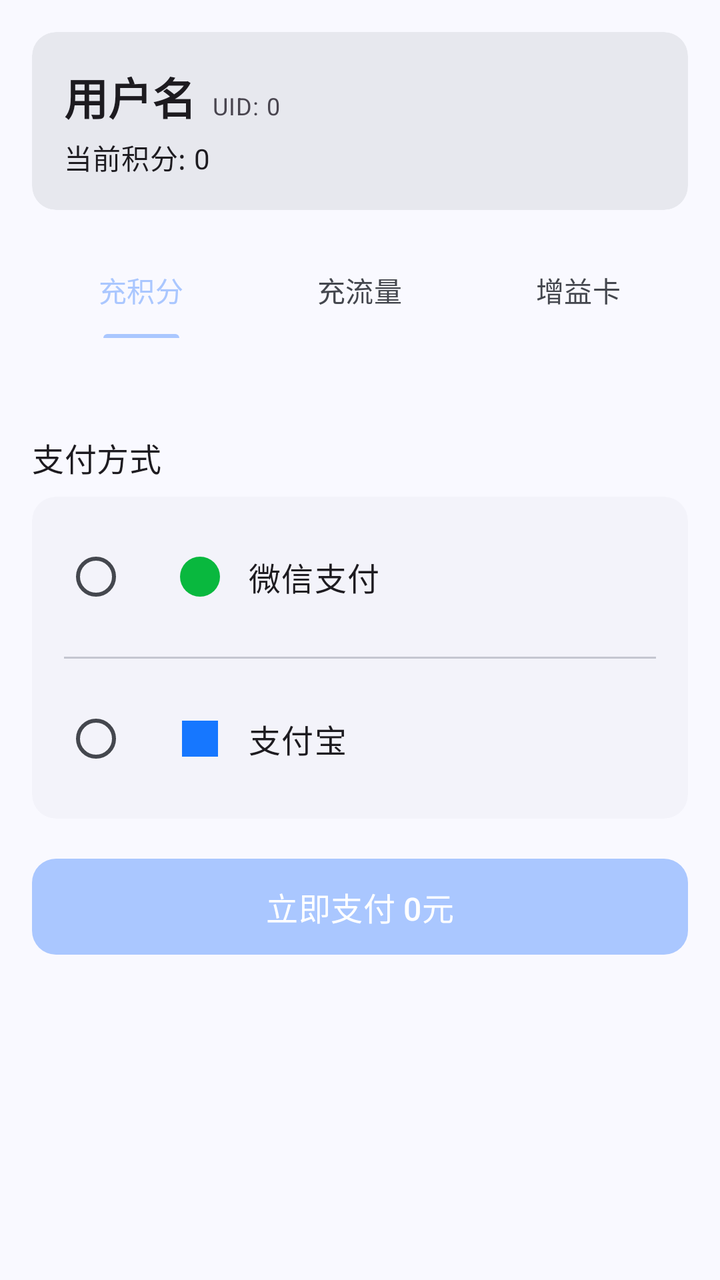
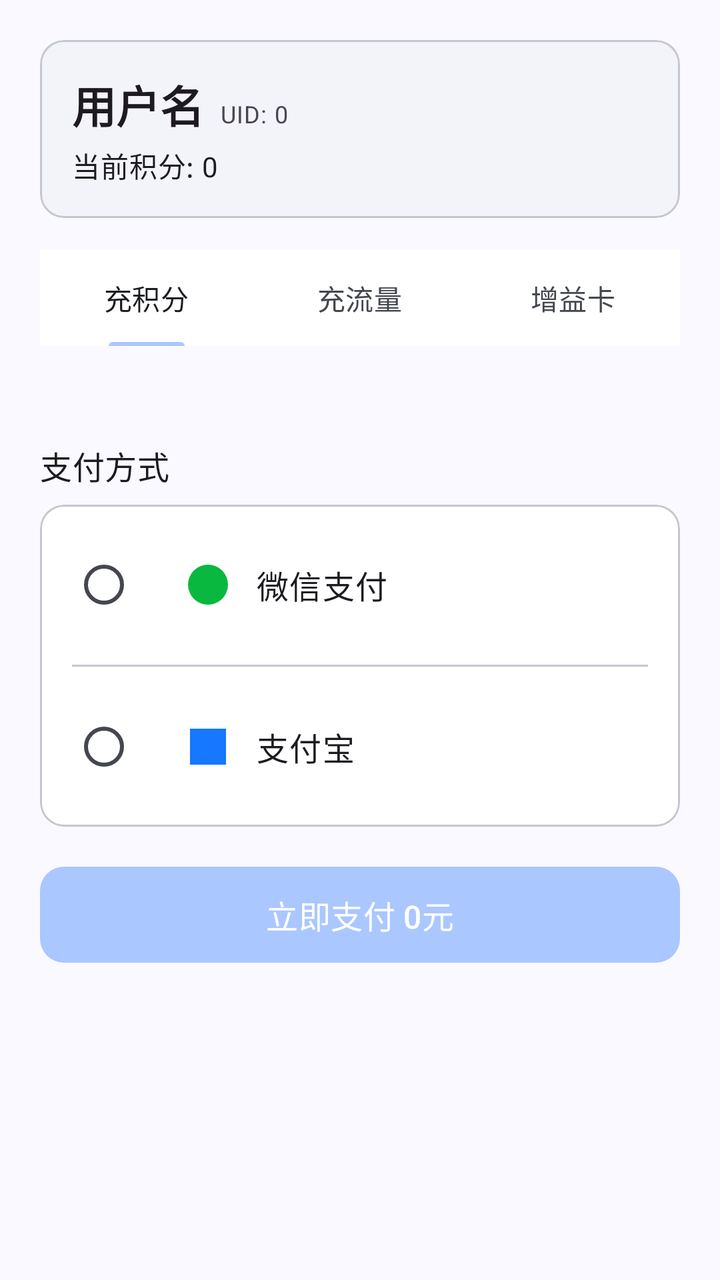

Compare the two renders of this Android layout. The source of the first and the diff that turns it into the second are given below.
<!-- AndroidManifest.xml: application theme Theme.Simpfun -->
<!-- res/layout/fragment_recharge_layout.xml -->
<?xml version="1.0" encoding="utf-8"?>
<androidx.core.widget.NestedScrollView xmlns:android="http://schemas.android.com/apk/res/android"
    xmlns:app="http://schemas.android.com/apk/res-auto"
    android:layout_width="match_parent"
    android:layout_height="match_parent"
    android:background="@color/md_theme_background">

    <LinearLayout
        android:layout_width="match_parent"
        android:layout_height="wrap_content"
        android:orientation="vertical"
        android:padding="16dp"
        android:paddingTop="0dp">

        <com.google.android.material.card.MaterialCardView
            android:layout_width="match_parent"
            android:layout_height="wrap_content"
            style="?attr/materialCardViewFilledStyle"
            app:cardBackgroundColor="@color/md_theme_surfaceContainerHigh"
            android:layout_marginBottom="16dp"
            android:layout_marginTop="0dp">

            <LinearLayout
                android:layout_width="match_parent"
                android:layout_height="wrap_content"
                android:orientation="vertical"
                android:padding="16dp">

                <LinearLayout
                    android:layout_width="match_parent"
                    android:layout_height="wrap_content"
                    android:orientation="horizontal"
                    android:gravity="bottom">
                    <TextView
                        android:id="@+id/tv_username"
                        android:layout_width="wrap_content"
                        android:layout_height="wrap_content"
                        android:text="用户名"
                        android:textAppearance="?attr/textAppearanceTitleLarge"
                        android:textStyle="bold" />
                    <TextView
                        android:id="@+id/tv_uid"
                        android:layout_width="wrap_content"
                        android:layout_height="wrap_content"
                        android:layout_marginStart="8dp"
                        android:text="UID: 0"
                        android:textAppearance="?attr/textAppearanceBodySmall" />
                </LinearLayout>

                <TextView
                    android:id="@+id/tv_current_point"
                    android:layout_width="wrap_content"
                    android:layout_height="wrap_content"
                    android:layout_marginTop="4dp"
                    android:text="当前积分: 0"
                    android:textAppearance="?attr/textAppearanceBodyMedium" />

                <TextView
                    android:id="@+id/tv_double_sign_card"
                    android:layout_width="wrap_content"
                    android:layout_height="wrap_content"
                    android:layout_marginTop="2dp"
                    android:text="双倍积分卡: 未生效"
                    android:textAppearance="?attr/textAppearanceBodySmall"
                    android:visibility="gone" />

                <TextView
                    android:id="@+id/tv_auto_sign_card"
                    android:layout_width="wrap_content"
                    android:layout_height="wrap_content"
                    android:layout_marginTop="2dp"
                    android:text="自动签到卡: 未生效"
                    android:textAppearance="?attr/textAppearanceBodySmall"
                    android:visibility="gone" />
            </LinearLayout>
        </com.google.android.material.card.MaterialCardView>

        
        <com.google.android.material.tabs.TabLayout
            android:id="@+id/tab_category"
            android:layout_width="match_parent"
            android:layout_height="wrap_content"
            android:layout_marginBottom="16dp"
            app:tabMode="fixed"
            app:tabIndicatorHeight="2dp"
            android:background="@android:color/transparent">
            <com.google.android.material.tabs.TabItem
                android:layout_width="wrap_content"
                android:layout_height="wrap_content"
                android:text="充积分" />
            <com.google.android.material.tabs.TabItem
                android:layout_width="wrap_content"
                android:layout_height="wrap_content"
                android:text="充流量" />
            <com.google.android.material.tabs.TabItem
                android:layout_width="wrap_content"
                android:layout_height="wrap_content"
                android:text="增益卡" />
        </com.google.android.material.tabs.TabLayout>

        
        <FrameLayout
            android:layout_width="match_parent"
            android:layout_height="wrap_content">

            
            <TextView
                android:id="@+id/tv_under_construction"
                android:layout_width="match_parent"
                android:layout_height="200dp"
                android:gravity="center"
                android:text="页面正在施工"
                android:textAppearance="?attr/textAppearanceTitleMedium"
                android:visibility="gone" />

            
            <LinearLayout
                android:id="@+id/layout_recharge_points"
                android:layout_width="match_parent"
                android:layout_height="wrap_content"
                android:orientation="vertical">

                
                <androidx.recyclerview.widget.RecyclerView
                    android:id="@+id/recycler_tiers"
                    android:layout_width="match_parent"
                    android:layout_height="wrap_content"
                    android:nestedScrollingEnabled="false"
                    android:layout_marginBottom="16dp" />

                
                <androidx.recyclerview.widget.RecyclerView
                    android:id="@+id/recycler_modes"
                    android:layout_width="match_parent"
                    android:layout_height="wrap_content"
                    android:nestedScrollingEnabled="false"
                    android:layout_marginBottom="16dp" />

                
                <TextView
                    android:layout_width="wrap_content"
                    android:layout_height="wrap_content"
                    android:text="支付方式"
                    android:textAppearance="?attr/textAppearanceTitleMedium"
                    android:layout_marginBottom="8dp"/>

                
                <com.google.android.material.card.MaterialCardView
                    android:layout_width="match_parent"
                    android:layout_height="wrap_content"
                    style="?attr/materialCardViewFilledStyle"
                    app:cardBackgroundColor="@color/md_theme_surfaceContainerLow"
                    android:layout_marginBottom="16dp">

                    <LinearLayout
                        android:layout_width="match_parent"
                        android:layout_height="wrap_content"
                        android:orientation="vertical">

                        
                        <LinearLayout
                            android:id="@+id/btn_wechat_pay"
                            android:layout_width="match_parent"
                            android:layout_height="wrap_content"
                            android:orientation="horizontal"
                            android:gravity="center_vertical"
                            android:padding="16dp"
                            android:background="?attr/selectableItemBackground"
                            android:clickable="true"
                            android:focusable="true">

                            <RadioButton
                                android:id="@+id/radio_wechat"
                                android:layout_width="wrap_content"
                                android:layout_height="wrap_content"
                                android:clickable="false"
                                android:focusable="false" />

                            <ImageView
                                android:layout_width="24dp"
                                android:layout_height="24dp"
                                android:src="@drawable/ic_wechat"
                                android:layout_marginStart="8dp" />

                            <TextView
                                android:id="@+id/tv_wechat_name"
                                android:layout_width="match_parent"
                                android:layout_height="wrap_content"
                                android:layout_marginStart="12dp"
                                android:text="微信支付"
                                android:textAppearance="?attr/textAppearanceBodyLarge" />
                        </LinearLayout>

                        <View
                            android:layout_width="match_parent"
                            android:layout_height="1dp"
                            android:background="?attr/colorOutlineVariant"
                            android:layout_marginStart="16dp"
                            android:layout_marginEnd="16dp" />

                        
                        <LinearLayout
                            android:id="@+id/btn_alipay"
                            android:layout_width="match_parent"
                            android:layout_height="wrap_content"
                            android:orientation="horizontal"
                            android:gravity="center_vertical"
                            android:padding="16dp"
                            android:background="?attr/selectableItemBackground"
                            android:clickable="true"
                            android:focusable="true">

                            <RadioButton
                                android:id="@+id/radio_alipay"
                                android:layout_width="wrap_content"
                                android:layout_height="wrap_content"
                                android:clickable="false"
                                android:focusable="false" />

                            <ImageView
                                android:layout_width="24dp"
                                android:layout_height="24dp"
                                android:src="@drawable/ic_alipay"
                                android:layout_marginStart="8dp" />

                            <TextView
                                android:id="@+id/tv_alipay_name"
                                android:layout_width="match_parent"
                                android:layout_height="wrap_content"
                                android:layout_marginStart="12dp"
                                android:text="支付宝"
                                android:textAppearance="?attr/textAppearanceBodyLarge" />
                        </LinearLayout>
                    </LinearLayout>
                </com.google.android.material.card.MaterialCardView>

                
                <com.google.android.material.button.MaterialButton
                    android:id="@+id/btn_pay"
                    android:layout_width="match_parent"
                    android:layout_height="56dp"
                    android:text="立即支付 0元"
                    app:cornerRadius="12dp"
                    android:textAppearance="?attr/textAppearanceTitleMedium"
                    android:layout_marginBottom="16dp" />
            </LinearLayout>

            
            <LinearLayout
                android:id="@+id/layout_recharge_traffic"
                android:layout_width="match_parent"
                android:layout_height="wrap_content"
                android:orientation="vertical"
                android:visibility="gone">

                <TextView
                    android:layout_width="wrap_content"
                    android:layout_height="wrap_content"
                    android:text="选择实例"
                    android:textAppearance="?attr/textAppearanceTitleMedium"
                    android:layout_marginBottom="8dp" />

                <com.google.android.material.card.MaterialCardView
                    android:layout_width="match_parent"
                    android:layout_height="wrap_content"
                    style="?attr/materialCardViewFilledStyle"
                    app:cardBackgroundColor="@color/md_theme_surfaceContainerLow"
                    android:layout_marginBottom="16dp">

                    <LinearLayout
                        android:layout_width="match_parent"
                        android:layout_height="wrap_content"
                        android:orientation="vertical"
                        android:padding="16dp">

                        <Spinner
                            android:id="@+id/spinner_traffic_instance"
                            android:layout_width="match_parent"
                            android:layout_height="wrap_content" />

                        <TextView
                            android:id="@+id/tv_traffic_instance_summary"
                            android:layout_width="match_parent"
                            android:layout_height="wrap_content"
                            android:layout_marginTop="8dp"
                            android:text="请先选择需要充值流量的实例"
                            android:textAppearance="?attr/textAppearanceBodySmall" />
                    </LinearLayout>
                </com.google.android.material.card.MaterialCardView>

                <TextView
                    android:layout_width="wrap_content"
                    android:layout_height="wrap_content"
                    android:text="选择流量包"
                    android:textAppearance="?attr/textAppearanceTitleMedium"
                    android:layout_marginBottom="8dp" />

                <androidx.recyclerview.widget.RecyclerView
                    android:id="@+id/recycler_traffic_packages"
                    android:layout_width="match_parent"
                    android:layout_height="wrap_content"
                    android:nestedScrollingEnabled="false"
                    android:layout_marginBottom="12dp" />

                <TextView
                    android:layout_width="match_parent"
                    android:layout_height="wrap_content"
                    android:text="购买后将直接从当前积分中扣除。支持 1 / 3 / 10 / 30 G 流量包。"
                    android:textAppearance="?attr/textAppearanceBodySmall"
                    android:layout_marginBottom="16dp" />

                <com.google.android.material.button.MaterialButton
                    android:id="@+id/btn_buy_traffic"
                    android:layout_width="match_parent"
                    android:layout_height="56dp"
                    android:text="立即购买 0积分"
                    app:cornerRadius="12dp"
                    android:textAppearance="?attr/textAppearanceTitleMedium"
                    android:layout_marginBottom="16dp" />
            </LinearLayout>

            
            <LinearLayout
                android:id="@+id/layout_recharge_cards"
                android:layout_width="match_parent"
                android:layout_height="wrap_content"
                android:orientation="vertical"
                android:visibility="gone">

                <TextView
                    android:layout_width="wrap_content"
                    android:layout_height="wrap_content"
                    android:text="选择增益卡"
                    android:textAppearance="?attr/textAppearanceTitleMedium"
                    android:layout_marginBottom="8dp" />

                <androidx.recyclerview.widget.RecyclerView
                    android:id="@+id/recycler_card_types"
                    android:layout_width="match_parent"
                    android:layout_height="wrap_content"
                    android:nestedScrollingEnabled="false"
                    android:layout_marginBottom="16dp" />

                <TextView
                    android:layout_width="wrap_content"
                    android:layout_height="wrap_content"
                    android:text="选择时长"
                    android:textAppearance="?attr/textAppearanceTitleMedium"
                    android:layout_marginBottom="8dp" />

                <androidx.recyclerview.widget.RecyclerView
                    android:id="@+id/recycler_card_tiers"
                    android:layout_width="match_parent"
                    android:layout_height="wrap_content"
                    android:nestedScrollingEnabled="false"
                    android:layout_marginBottom="16dp" />

                <TextView
                    android:layout_width="wrap_content"
                    android:layout_height="wrap_content"
                    android:text="充值模式"
                    android:textAppearance="?attr/textAppearanceTitleMedium"
                    android:layout_marginBottom="8dp" />

                <androidx.recyclerview.widget.RecyclerView
                    android:id="@+id/recycler_card_modes"
                    android:layout_width="match_parent"
                    android:layout_height="wrap_content"
                    android:nestedScrollingEnabled="false"
                    android:layout_marginBottom="16dp" />

                <TextView
                    android:layout_width="wrap_content"
                    android:layout_height="wrap_content"
                    android:text="支付方式"
                    android:textAppearance="?attr/textAppearanceTitleMedium"
                    android:layout_marginBottom="8dp" />

                <com.google.android.material.card.MaterialCardView
                    android:layout_width="match_parent"
                    android:layout_height="wrap_content"
                    style="?attr/materialCardViewFilledStyle"
                    app:cardBackgroundColor="@color/md_theme_surfaceContainerLow"
                    android:layout_marginBottom="16dp">

                    <LinearLayout
                        android:layout_width="match_parent"
                        android:layout_height="wrap_content"
                        android:orientation="vertical">

                        <LinearLayout
                            android:id="@+id/btn_wechat_pay_card"
                            android:layout_width="match_parent"
                            android:layout_height="wrap_content"
                            android:orientation="horizontal"
                            android:gravity="center_vertical"
                            android:padding="16dp"
                            android:background="?attr/selectableItemBackground"
                            android:clickable="true"
                            android:focusable="true">

                            <RadioButton
                                android:id="@+id/radio_wechat_card"
                                android:layout_width="wrap_content"
                                android:layout_height="wrap_content"
                                android:clickable="false"
                                android:focusable="false" />

                            <ImageView
                                android:layout_width="24dp"
                                android:layout_height="24dp"
                                android:src="@drawable/ic_wechat"
                                android:layout_marginStart="8dp" />

                            <TextView
                                android:id="@+id/tv_wechat_name_card"
                                android:layout_width="match_parent"
                                android:layout_height="wrap_content"
                                android:layout_marginStart="12dp"
                                android:text="微信支付"
                                android:textAppearance="?attr/textAppearanceBodyLarge" />
                        </LinearLayout>

                        <View
                            android:layout_width="match_parent"
                            android:layout_height="1dp"
                            android:background="?attr/colorOutlineVariant"
                            android:layout_marginStart="16dp"
                            android:layout_marginEnd="16dp" />

                        <LinearLayout
                            android:id="@+id/btn_alipay_card"
                            android:layout_width="match_parent"
                            android:layout_height="wrap_content"
                            android:orientation="horizontal"
                            android:gravity="center_vertical"
                            android:padding="16dp"
                            android:background="?attr/selectableItemBackground"
                            android:clickable="true"
                            android:focusable="true">

                            <RadioButton
                                android:id="@+id/radio_alipay_card"
                                android:layout_width="wrap_content"
                                android:layout_height="wrap_content"
                                android:clickable="false"
                                android:focusable="false" />

                            <ImageView
                                android:layout_width="24dp"
                                android:layout_height="24dp"
                                android:src="@drawable/ic_alipay"
                                android:layout_marginStart="8dp" />

                            <TextView
                                android:id="@+id/tv_alipay_name_card"
                                android:layout_width="match_parent"
                                android:layout_height="wrap_content"
                                android:layout_marginStart="12dp"
                                android:text="支付宝"
                                android:textAppearance="?attr/textAppearanceBodyLarge" />
                        </LinearLayout>
                    </LinearLayout>
                </com.google.android.material.card.MaterialCardView>

                <com.google.android.material.button.MaterialButton
                    android:id="@+id/btn_pay_card"
                    android:layout_width="match_parent"
                    android:layout_height="56dp"
                    android:text="立即支付 0元"
                    app:cornerRadius="12dp"
                    android:textAppearance="?attr/textAppearanceTitleMedium"
                    android:layout_marginBottom="16dp" />
            </LinearLayout>
        </FrameLayout>
    </LinearLayout>
</androidx.core.widget.NestedScrollView>
<!-- resources referenced by this layout -->
<resources>
  <color name="md_theme_background">#F9F9FF</color>
  <color name="md_theme_surfaceContainerHigh">#E7E8EE</color>
  <color name="md_theme_surfaceContainerLow">#F3F3FA</color>
  <!-- drawable ic_alipay (drawable) -->
  <vector xmlns:android="http://schemas.android.com/apk/res/android"
      android:width="24dp"
      android:height="24dp"
      android:viewportWidth="24"
      android:viewportHeight="24"
      android:tint="#1677FF">
    <path
        android:fillColor="@android:color/white"
        android:pathData="M3,3h18v18h-18z"/>
  </vector>
  <!-- drawable ic_wechat (drawable) -->
  <vector xmlns:android="http://schemas.android.com/apk/res/android"
      android:width="24dp"
      android:height="24dp"
      android:viewportWidth="24"
      android:viewportHeight="24"
      android:tint="#09B83E">
    <path
        android:fillColor="@android:color/white"
        android:pathData="M12,12m-10,0a10,10 0,1 1,20 0a10,10 0,1 1,-20 0"/>
  </vector>
  <color name="md_theme_primary">#AAC7FF</color>
  <color name="md_theme_onPrimary">#FFFFFF</color>
  <color name="md_theme_primaryContainer">#D6E3FF</color>
  <color name="md_theme_onPrimaryContainer">#284777</color>
  <color name="md_theme_secondary">#565F71</color>
  <color name="md_theme_onSecondary">#FFFFFF</color>
  <color name="md_theme_secondaryContainer">#DAE2F9</color>
  <color name="md_theme_onSecondaryContainer">#3E4759</color>
  <color name="md_theme_tertiary">#705575</color>
  <color name="md_theme_onTertiary">#FFFFFF</color>
  <color name="md_theme_tertiaryContainer">#FAD8FD</color>
  <color name="md_theme_onTertiaryContainer">#573E5C</color>
  <color name="md_theme_error">#BA1A1A</color>
  <color name="md_theme_onError">#FFFFFF</color>
  <color name="md_theme_errorContainer">#FFDAD6</color>
  <color name="md_theme_onErrorContainer">#93000A</color>
  <color name="md_theme_onBackground">#191C20</color>
  <color name="md_theme_surface">#F9F9FF</color>
  <color name="md_theme_onSurface">#191C20</color>
  <color name="md_theme_surfaceVariant">#E0E2EC</color>
  <color name="md_theme_onSurfaceVariant">#44474E</color>
  <color name="md_theme_outline">#74777F</color>
  <color name="md_theme_outlineVariant">#C4C6D0</color>
  <color name="md_theme_inverseSurface">#2E3036</color>
  <color name="md_theme_inverseOnSurface">#F0F0F7</color>
  <color name="md_theme_inversePrimary">#AAC7FF</color>
  <color name="md_theme_primaryFixed">#D6E3FF</color>
  <color name="md_theme_onPrimaryFixed">#001B3E</color>
  <color name="md_theme_primaryFixedDim">#AAC7FF</color>
  <color name="md_theme_onPrimaryFixedVariant">#284777</color>
  <color name="md_theme_secondaryFixed">#DAE2F9</color>
  <color name="md_theme_onSecondaryFixed">#131C2B</color>
  <color name="md_theme_secondaryFixedDim">#BEC6DC</color>
  <color name="md_theme_onSecondaryFixedVariant">#3E4759</color>
  <color name="md_theme_tertiaryFixed">#FAD8FD</color>
  <color name="md_theme_onTertiaryFixed">#28132E</color>
  <color name="md_theme_tertiaryFixedDim">#DDBCE0</color>
  <color name="md_theme_onTertiaryFixedVariant">#573E5C</color>
  <color name="md_theme_surfaceDim">#D9D9E0</color>
  <color name="md_theme_surfaceBright">#F9F9FF</color>
  <color name="md_theme_surfaceContainerLowest">#FFFFFF</color>
  <color name="md_theme_surfaceContainer">#EDEDF4</color>
  <color name="md_theme_surfaceContainerHighest">#E2E2E9</color>
  <style name="ThemeOverlay.Simpfun.BottomSheet" parent="ThemeOverlay.MaterialComponents.BottomSheetDialog" />
  <!-- unchanged entries left out for length: 1 -->
</resources>

<!-- the commit's change to res/layout/fragment_recharge_layout.xml (unified diff, before → after) -->
@@ -3,20 +3,22 @@
     xmlns:app="http://schemas.android.com/apk/res-auto"
     android:layout_width="match_parent"
     android:layout_height="match_parent"
-    android:background="@color/md_theme_background">
+    android:background="?attr/colorSurface">
 
     <LinearLayout
         android:layout_width="match_parent"
         android:layout_height="wrap_content"
         android:orientation="vertical"
-        android:padding="16dp"
+        android:padding="20dp"
         android:paddingTop="0dp">
 
         <com.google.android.material.card.MaterialCardView
             android:layout_width="match_parent"
             android:layout_height="wrap_content"
             style="?attr/materialCardViewFilledStyle"
-            app:cardBackgroundColor="@color/md_theme_surfaceContainerHigh"
+            app:cardBackgroundColor="?attr/colorSurfaceContainerLow"
+            app:strokeColor="?attr/colorOutlineVariant"
+            app:strokeWidth="1dp"
             android:layout_marginBottom="16dp"
             android:layout_marginTop="0dp">
 
@@ -83,7 +85,10 @@
             android:layout_marginBottom="16dp"
             app:tabMode="fixed"
             app:tabIndicatorHeight="2dp"
-            android:background="@android:color/transparent">
+            android:background="?attr/colorSurfaceContainerLowest"
+            app:tabIndicatorColor="?attr/colorPrimary"
+            app:tabSelectedTextColor="?attr/colorOnSurface"
+            app:tabTextColor="?attr/colorOnSurfaceVariant">
             <com.google.android.material.tabs.TabItem
                 android:layout_width="wrap_content"
                 android:layout_height="wrap_content"
@@ -149,7 +154,9 @@
                     android:layout_width="match_parent"
                     android:layout_height="wrap_content"
                     style="?attr/materialCardViewFilledStyle"
-                    app:cardBackgroundColor="@color/md_theme_surfaceContainerLow"
+                    app:cardBackgroundColor="?attr/colorSurfaceContainerLowest"
+                    app:strokeColor="?attr/colorOutlineVariant"
+                    app:strokeWidth="1dp"
                     android:layout_marginBottom="16dp">
 
                     <LinearLayout
@@ -264,7 +271,9 @@
                     android:layout_width="match_parent"
                     android:layout_height="wrap_content"
                     style="?attr/materialCardViewFilledStyle"
-                    app:cardBackgroundColor="@color/md_theme_surfaceContainerLow"
+                    app:cardBackgroundColor="?attr/colorSurfaceContainerLowest"
+                    app:strokeColor="?attr/colorOutlineVariant"
+                    app:strokeWidth="1dp"
                     android:layout_marginBottom="16dp">
 
                     <LinearLayout
@@ -307,6 +316,7 @@
                     android:layout_height="wrap_content"
                     android:text="购买后将直接从当前积分中扣除。支持 1 / 3 / 10 / 30 G 流量包。"
                     android:textAppearance="?attr/textAppearanceBodySmall"
+                    android:textColor="?attr/colorOnSurfaceVariant"
                     android:layout_marginBottom="16dp" />
 
                 <com.google.android.material.button.MaterialButton
@@ -380,7 +390,9 @@
                     android:layout_width="match_parent"
                     android:layout_height="wrap_content"
                     style="?attr/materialCardViewFilledStyle"
-                    app:cardBackgroundColor="@color/md_theme_surfaceContainerLow"
+                    app:cardBackgroundColor="?attr/colorSurfaceContainerLowest"
+                    app:strokeColor="?attr/colorOutlineVariant"
+                    app:strokeWidth="1dp"
                     android:layout_marginBottom="16dp">
 
                     <LinearLayout
